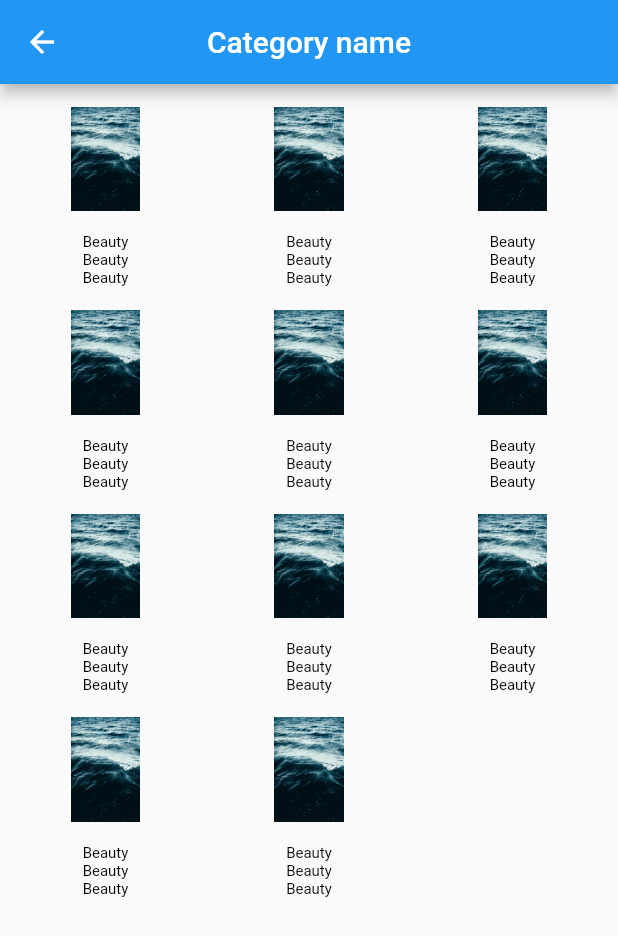
After one commit to bhargav-dobariya/PharmLy, a Flutter app: the ProductsScreen screen opened directly, on a phone screen of 412 x 824 dp. The commit adds this screen. Shown: the top 936 px of the screen. Run offline on Flutter 3.47's test engine with Material 2 defaults, Android fonts, the phone set to English and light mode, and no system bars; our stand-ins replace connectivity_plus, email_validator, flutter_svg, fluttertoast, otp_text_field, shared_preferences; missing offline and left inert: connectivity_plus_web, shared_preferences_web; accounts and stored records are empty.

Commit message:
#dev-neh Updated code

```diff
--- a/lib/resources/app_string.dart
+++ b/lib/resources/app_string.dart
@@ -121,4 +121,5 @@ class AppString {
   static String txtCheckYourInternetConnection = "Check your internet connection";
   static String txtInternetIsRequired = "Internet connection is required for this activity";
   static String txtCart = "Cart";
+  static String txtCategoryName = "Category name";
 }
--- /dev/null
+++ b/lib/screens/products_screen.dart
@@ -0,0 +1,41 @@
+import 'package:flutter/material.dart';
+import 'package:pharmly/resources/app_string.dart';
+import 'package:pharmly/widgets/product.dart';
+
+class ProductsScreen extends StatefulWidget {
+  const ProductsScreen({Key? key}) : super(key: key);
+
+  @override
+  _ProductsScreenState createState() => _ProductsScreenState();
+}
+
+class _ProductsScreenState extends State<ProductsScreen> {
+  @override
+  Widget build(BuildContext context) {
+    return Scaffold(
+      appBar: AppBar(
+        title: Text(AppString.txtCategoryName),
+        centerTitle: true,
+      ),
+      body: GridView.count(
+        crossAxisCount: 3,
+        padding: EdgeInsets.all(5),
+        mainAxisSpacing: 5,
+        crossAxisSpacing: 5,
+        children: [
+          Product(),
+          Product(),
+          Product(),
+          Product(),
+          Product(),
+          Product(),
+          Product(),
+          Product(),
+          Product(),
+          Product(),
+          Product(),
+        ],
+      ),
+    );
+  }
+}
--- a/lib/utils/api_utils.dart
+++ b/lib/utils/api_utils.dart
@@ -1,11 +1,11 @@
 class ApiUtils {
-  static const String baseUrl = "https://3fb2-103-240-35-190.in.ngrok.io/";
+  static const String baseUrl = "https://ab49-103-240-35-190.in.ngrok.io/";
   static const String users = "users/";
   static const String login = "login/";
   static const String all_disease = "all-disease/";
 
   static const String logout = "logout/";
-  static const String category = "category/";
+  static const String category = "category";
 
   static const firstName = "firstName";
   static const lastName = "lastName";
--- /dev/null
+++ b/lib/widgets/product.dart
@@ -0,0 +1,35 @@
+import 'package:flutter/material.dart';
+import 'package:pharmly/resources/app_color.dart';
+
+class Product extends StatefulWidget {
+  const Product({Key? key}) : super(key: key);
+
+  @override
+  _ProductState createState() => _ProductState();
+}
+
+class _ProductState extends State<Product> {
+  @override
+  Widget build(BuildContext context) {
+    return Center(
+      child: Column(
+        mainAxisAlignment: MainAxisAlignment.center,
+        children: [
+          Expanded(
+            child: Container(
+              padding: EdgeInsets.all(10),
+              margin: EdgeInsets.only(bottom: 5),
+              decoration: BoxDecoration(
+                  borderRadius: BorderRadius.all(Radius.circular(5))
+              ),
+              child: Image.asset('assets/images/carousel3.jpg',fit: BoxFit.cover,),
+            ),
+          ),
+          Text("Beauty",style: TextStyle(fontSize: 10,color: AppColor.colorBlack),textAlign: TextAlign.center,),
+          Text("Beauty",style: TextStyle(fontSize: 10,color: AppColor.colorBlack),textAlign: TextAlign.center,),
+          Text("Beauty",style: TextStyle(fontSize: 10,color: AppColor.colorBlack),textAlign: TextAlign.center,)
+        ],
+      ),
+    );
+  }
+}
```
Also changed, not shown: lib/networking/api_service.dart (+4 -3 lines), lib/networking/constMethod.dart (+5 -5 lines), lib/screens/login_screen.dart (+3 -5 lines), lib/shared/widgets/sized_box.dart (deleted, +0 -20 lines).
